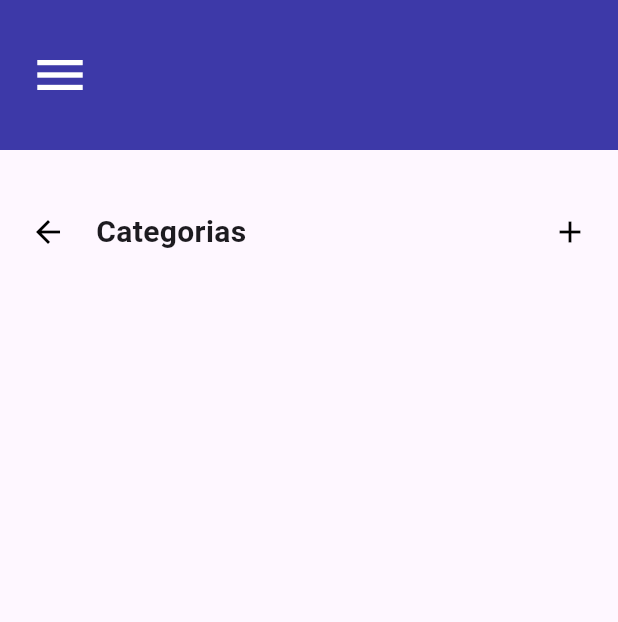
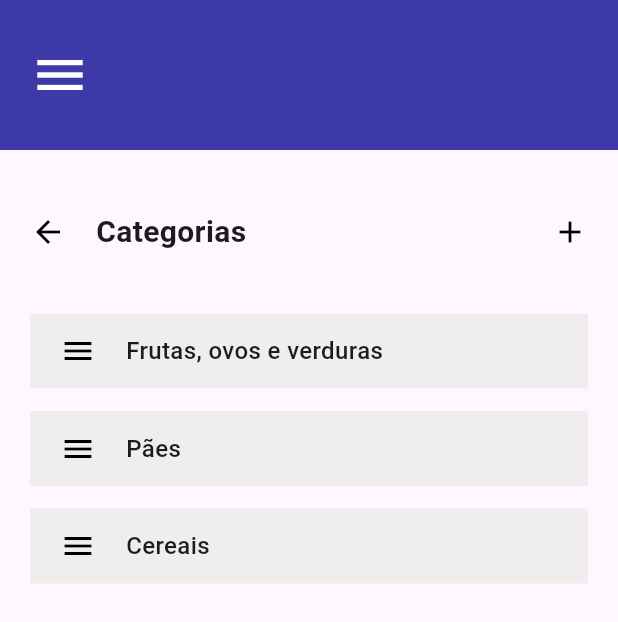
Before and after one commit to Erick-P-Calauro/market_manager, a Flutter app: the CategoryListPage screen opened by its route, on a phone screen of 412 x 824 dp. Shown: the top 622 px of the screen. Run offline on Flutter 3.47's test engine with Material 3 defaults, Android fonts, the phone set to English and light mode, and no system bars; our stand-ins replace google_fonts.

Commit message:
[feat] Category list view

```diff
--- /dev/null
+++ b/lib/ui/model/CategoryListModel.dart
@@ -0,0 +1,13 @@
+import 'package:flutter/material.dart';
+
+class CategoryListModel extends ChangeNotifier {
+  final List<String> _categories = [
+    "Frutas, ovos e verduras",
+    "Pães",
+    "Cereais"
+  ];
+
+  List<String> getCategories() {
+    return _categories;
+  }
+}
--- a/lib/ui/pages/CategoryListPage.dart
+++ b/lib/ui/pages/CategoryListPage.dart
@@ -1,6 +1,10 @@
 import 'package:flutter/material.dart';
 import 'package:market_manager/routes.dart';
+import 'package:market_manager/ui/model/CategoryListModel.dart';
 import 'package:market_manager/ui/widgets/DefaultScaffold.dart';
+import 'package:market_manager/utils/CustomColors.dart';
+import 'package:market_manager/utils/Typograph.dart';
+import 'package:provider/provider.dart';
 import '../widgets/Header.dart';
 
 class CategoryListPage extends StatelessWidget {
@@ -8,11 +12,14 @@ class CategoryListPage extends StatelessWidget {
 
   @override
   Widget build(BuildContext context) {
-    // final contextWidth = MediaQuery.of(context).size.width;
+    final contextWidth = MediaQuery.of(context).size.width - 40;
+    final contextHeight = MediaQuery.of(context).size.height - 120;
 
-    return DefaultScaffold(
+    return ChangeNotifierProvider(
+      create: (context) => CategoryListModel(),
+      child: DefaultScaffold(
         child: Container(
-        padding: EdgeInsets.fromLTRB(20, 40, 20, 0),
+          padding: EdgeInsets.fromLTRB(20, 40, 20, 40),
           child: Column(
             spacing: 40,
             children: [
@@ -20,7 +27,45 @@ class CategoryListPage extends StatelessWidget {
                 text: "Categorias",
                 newPage: RouteGenerator.NewCategoryPage,
               ),
+              SizedBox(
+                height: contextHeight,
+                child: Consumer<CategoryListModel>(
+                  builder: (BuildContext context, CategoryListModel value,
+                      Widget? child) {
+                    final List<String> categories =
+                        context.watch<CategoryListModel>().getCategories();
+
+                    return ListView.separated(
+                      itemCount: categories.length,
+                      separatorBuilder: (BuildContext context, int index) {
+                        return const SizedBox(height: 15);
+                      },
+                      itemBuilder: (BuildContext context, int index) {
+                        return Container(
+                          padding: EdgeInsets.symmetric(
+                              vertical: 13, horizontal: 20),
+                          color: CustomColors.LightGray1,
+                          width: contextWidth,
+                          child: Row(
+                            spacing: 20,
+                            children: [
+                              Icon(
+                                Icons.menu,
+                                size: 24,
+                                color: Colors.black,
+                              ),
+                              Text(categories[index],
+                                  style: Typograph.TitleSmall)
                             ],
+                          ),
+                        );
+                      },
+                    );
+                  },
+                ),
+              )
+            ],
+          ),
         ),
       ),
     );
--- a/lib/ui/pages/ProductAddPage.dart
+++ b/lib/ui/pages/ProductAddPage.dart
@@ -14,7 +14,7 @@ class ProductAddPage extends StatelessWidget {
   Widget build(BuildContext context) {
     // contextWidth = width do dispositivo
     // dentro do container usar contextwidth - 40 por conta das padding
-    double contextWidth = MediaQuery.of(context).size.width;
+    final contextWidth = MediaQuery.of(context).size.width;
 
     return DefaultScaffold(
       child: Container(
--- a/lib/ui/pages/ShopListPage.dart
+++ b/lib/ui/pages/ShopListPage.dart
@@ -1,8 +1,7 @@
 import 'package:flutter/material.dart';
 import 'package:market_manager/ui/model/ShopListModel.dart';
-import 'package:market_manager/ui/widgets/DefaultAppBar.dart';
-import 'package:market_manager/ui/widgets/DefaultDrawer.dart';
 import 'package:market_manager/ui/widgets/DefaultScaffold.dart';
+import 'package:market_manager/ui/widgets/ShopCard.dart';
 import 'package:market_manager/ui/widgets/ShopCardList.dart';
 import 'package:provider/provider.dart';
 
@@ -13,6 +12,14 @@ class ShopListPage extends StatelessWidget {
   Widget build(BuildContext context) {
     return DefaultScaffold(
         child: ChangeNotifierProvider(
-            create: (context) => ShopListModel(), child: ShopCardList()));
+            create: (context) => ShopListModel(),
+            child: ShopCardList(
+              children: [
+                ShopCard(Id: "0", name: "Card01", total: 1250.00),
+                ShopCard(Id: "1", name: "Card02", total: 3500.10),
+                ShopCard(Id: "2", name: "Card03", total: 980.25),
+                ShopCard(Id: "3", name: "Card04", total: 320)
+              ],
+            )));
   }
 }
--- a/lib/ui/widgets/ShopCardList.dart
+++ b/lib/ui/widgets/ShopCardList.dart
@@ -1,28 +1,17 @@
 import 'package:flutter/material.dart';
-import 'package:market_manager/ui/model/ShopListModel.dart';
-import 'package:market_manager/ui/widgets/ShopCard.dart';
-import 'package:provider/provider.dart';
 
 class ShopCardList extends StatelessWidget {
   const ShopCardList({
     super.key,
+    required this.children,
   });
+
+  final List<Widget> children;
 
   @override
   Widget build(BuildContext context) {
     return Container(
-      padding: EdgeInsets.fromLTRB(20, 40 - 25, 20, 0),
-      child: Consumer<ShopListModel>(builder: (context, model, child) {
-        return ListView(
-          shrinkWrap: true,
-          children: [
-            ShopCard(Id: "0", name: "Card01", total: 1250.00),
-            ShopCard(Id: "1", name: "Card02", total: 3500.10),
-            ShopCard(Id: "2", name: "Card03", total: 980.25),
-            ShopCard(Id: "3", name: "Card04", total: 320)
-          ],
-        );
-      }),
-    );
+        padding: EdgeInsets.fromLTRB(20, 40 - 25, 20, 0),
+        child: ListView(shrinkWrap: true, children: children));
   }
 }
```
Lines whose indentation alone changed are shown as unchanged.
